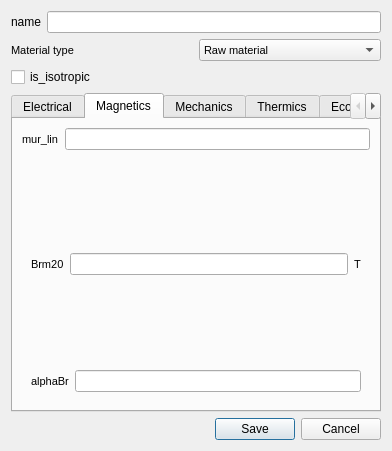
Above: GUI/Dialog/DMatLib/DMatSetup/DMatSetup.ui from Eomys/pyleecan before the change. Below: the same form after it.
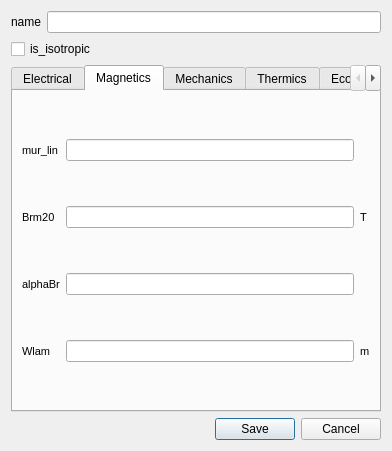
That is the form after the change. The open tabs and pages were chosen to show the change. Custom widgets are drawn as their Qt base class.

Commit message: [NF] only one mag. material MatMagnetics

Diff of the .ui file:
```diff
--- a/GUI/Dialog/DMatLib/DMatSetup/DMatSetup.ui
+++ b/GUI/Dialog/DMatLib/DMatSetup/DMatSetup.ui
@@ -32,50 +32,6 @@
      </item>
     </layout>
    </item>
-   <item>
-    <layout class="QHBoxLayout" name="horizontalLayout_33">
-     <item>
-      <widget class="QLabel" name="in_type_mat">
-       <property name="font">
-        <font>
-         <pointsize>8</pointsize>
-         <weight>50</weight>
-         <bold>false</bold>
-        </font>
-       </property>
-       <property name="text">
-        <string>Material type</string>
-       </property>
-      </widget>
-     </item>
-     <item>
-      <widget class="QComboBox" name="c_type_mat">
-       <property name="font">
-        <font>
-         <pointsize>8</pointsize>
-         <weight>50</weight>
-         <bold>false</bold>
-        </font>
-       </property>
-       <item>
-        <property name="text">
-         <string>Raw material</string>
-        </property>
-       </item>
-       <item>
-        <property name="text">
-         <string>Magnet material</string>
-        </property>
-       </item>
-       <item>
-        <property name="text">
-         <string>Lamination material</string>
-        </property>
-       </item>
-      </widget>
-     </item>
-    </layout>
-   </item>
    <item>
     <widget class="QCheckBox" name="is_isotropic">
      <property name="text">
@@ -153,11 +109,9 @@
       <attribute name="title">
        <string>Magnetics</string>
       </attribute>
-      <layout class="QVBoxLayout" name="verticalLayout_7">
-       <item>
-        <layout class="QHBoxLayout" name="horizontalLayout_44">
-         <item>
-          <widget class="QLabel" name="in_mur_lin">
+      <layout class="QGridLayout" name="gridLayout" rowstretch="0,0,0,0">
+       <item row="1" column="2">
+        <widget class="QLabel" name="unit_Brm20">
            <property name="font">
             <font>
              <pointsize>8</pointsize>
@@ -166,25 +120,11 @@
             </font>
            </property>
            <property name="text">
-            <string>mur_lin</string>
+          <string>T</string>
            </property>
           </widget>
          </item>
-         <item>
-          <widget class="FloatEdit" name="lf_mur_lin"/>
-         </item>
-        </layout>
-       </item>
-       <item>
-        <widget class="QStackedWidget" name="nav_mag">
-         <property name="currentIndex">
-          <number>0</number>
-         </property>
-         <widget class="QWidget" name="page_magnet">
-          <layout class="QVBoxLayout" name="verticalLayout_3">
-           <item>
-            <layout class="QHBoxLayout" name="horizontalLayout_8">
-             <item>
+       <item row="1" column="0">
               <widget class="QLabel" name="in_Brm20">
                <property name="font">
                 <font>
@@ -198,51 +138,16 @@
                </property>
               </widget>
              </item>
-             <item>
+       <item row="1" column="1">
               <widget class="FloatEdit" name="lf_Brm20"/>
              </item>
-             <item>
-              <widget class="QLabel" name="unit_Brm20">
-               <property name="font">
-                <font>
-                 <pointsize>8</pointsize>
-                 <weight>50</weight>
-                 <bold>false</bold>
-                </font>
-               </property>
-               <property name="text">
-                <string>T</string>
-               </property>
-              </widget>
-             </item>
-            </layout>
-           </item>
-           <item>
-            <layout class="QHBoxLayout" name="horizontalLayout_9">
-             <item>
-              <widget class="QLabel" name="in_alpha_Br">
-               <property name="font">
-                <font>
-                 <pointsize>8</pointsize>
-                 <weight>50</weight>
-                 <bold>false</bold>
-                </font>
-               </property>
-               <property name="text">
-                <string>alphaBr</string>
-               </property>
-              </widget>
-             </item>
-             <item>
+       <item row="2" column="1">
               <widget class="FloatEdit" name="lf_alpha_Br"/>
              </item>
-            </layout>
-           </item>
-          </layout>
-         </widget>
-         <widget class="QWidget" name="page_lam">
-          <layout class="QHBoxLayout" name="horizontalLayout_10">
-           <item>
+       <item row="0" column="1">
+        <widget class="FloatEdit" name="lf_mur_lin"/>
+       </item>
+       <item row="3" column="0">
             <widget class="QLabel" name="in_Wlam">
              <property name="font">
               <font>
@@ -256,10 +161,24 @@
              </property>
             </widget>
            </item>
-           <item>
+       <item row="0" column="0">
+        <widget class="QLabel" name="in_mur_lin">
+         <property name="font">
+          <font>
+           <pointsize>8</pointsize>
+           <weight>50</weight>
+           <bold>false</bold>
+          </font>
+         </property>
+         <property name="text">
+          <string>mur_lin</string>
+         </property>
+        </widget>
+       </item>
+       <item row="3" column="1">
             <widget class="FloatEdit" name="lf_Wlam"/>
            </item>
-           <item>
+       <item row="3" column="2">
             <widget class="QLabel" name="unit_Wlam">
              <property name="font">
               <font>
@@ -273,8 +192,18 @@
              </property>
             </widget>
            </item>
-          </layout>
-         </widget>
+       <item row="2" column="0">
+        <widget class="QLabel" name="in_alpha_Br">
+         <property name="font">
+          <font>
+           <pointsize>8</pointsize>
+           <weight>50</weight>
+           <bold>false</bold>
+          </font>
+         </property>
+         <property name="text">
+          <string>alphaBr</string>
+         </property>
         </widget>
        </item>
       </layout>
```
Left out of the diff: 2 changed lines with no effect on the pictures. Lines whose indentation alone changed are shown as unchanged. The commit also changes 58 other files.
